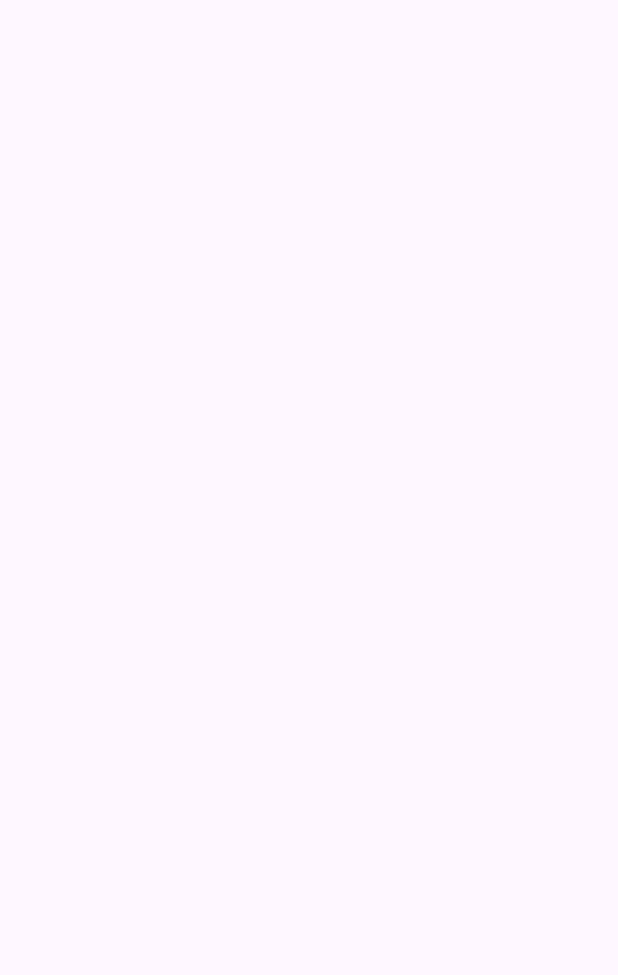
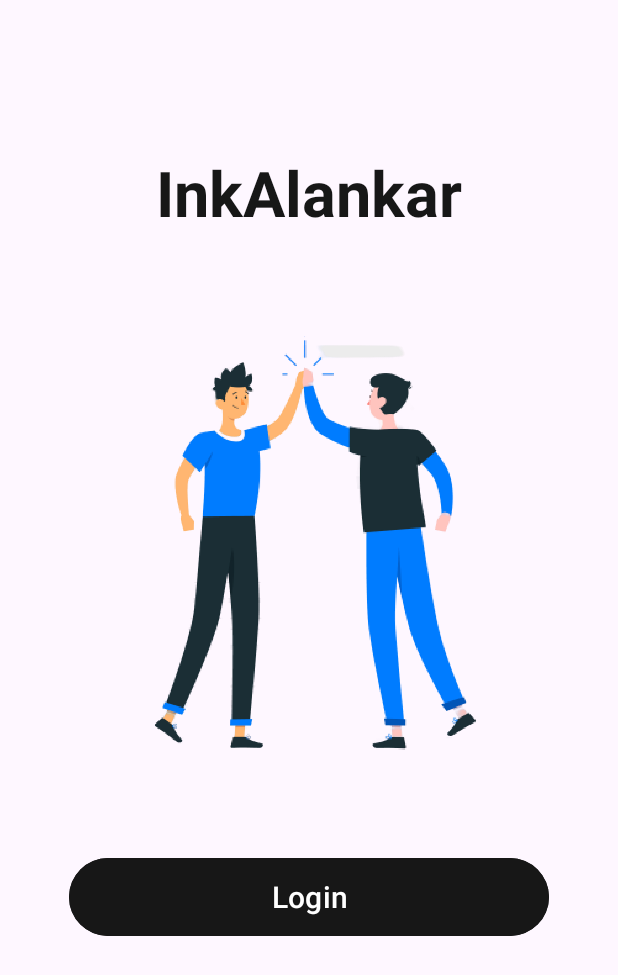
Before and after one commit to yashsharma0558/inkAlankar, an Android app: the screen it shows after launch (MainActivity), on a phone screen of 412 x 824 dp. Before the commit the part shown is empty. Shown: the top 975 px of the screen. Run offline under Robolectric (Android 15) with nearby library versions, the phone set to English and light mode, and no system bars; our stand-ins replace navigation-ui.

Commit message:
->Fixed Home Page

```diff
--- a/app/src/main/java/com/example/inkAlankar/MainActivity.kt
+++ b/app/src/main/java/com/example/inkAlankar/MainActivity.kt
@@ -18,7 +18,6 @@ class MainActivity : AppCompatActivity() {
 
     override fun onCreate(savedInstanceState: Bundle?) {
         super.onCreate(savedInstanceState)
-        setContentView(R.layout.activity_main)
         val binding = ActivityMainBinding.inflate(layoutInflater)
         setContentView(binding.root)
 //        var toolbar: Toolbar = findViewById(R.id.toolbar)
--- a/app/src/main/res/layout/activity_main.xml
+++ b/app/src/main/res/layout/activity_main.xml
@@ -1,21 +1,11 @@
-<FrameLayout xmlns:android="http://schemas.android.com/apk/res/android"
-    xmlns:tools="http://schemas.android.com/tools"
+<androidx.fragment.app.FragmentContainerView xmlns:android="http://schemas.android.com/apk/res/android"
     xmlns:app="http://schemas.android.com/apk/res-auto"
+    android:id="@+id/nav_host_fragment"
+    android:name="androidx.navigation.fragment.NavHostFragment"
     android:layout_width="match_parent"
     android:layout_height="match_parent"
-    tools:context=".MainActivity">
-
-    <androidx.fragment.app.FragmentContainerView
-        android:id="@+id/nav_host_fragment"
-        android:name="androidx.navigation.fragment.NavHostFragment"
-        android:layout_width="match_parent"
-        android:layout_height="match_parent"
-        app:defaultNavHost="true"
-        app:layout_constraintBottom_toBottomOf="parent"
-        app:layout_constraintEnd_toEndOf="parent"
-        app:layout_constraintStart_toStartOf="parent"
-        app:layout_constraintTop_toTopOf="parent"
-        app:navGraph="@navigation/nav_graph" />
+    app:defaultNavHost="true"
+    app:navGraph="@navigation/nav_graph">
 
 
-</FrameLayout>
+</androidx.fragment.app.FragmentContainerView>
--- a/app/src/main/res/layout/fragment_home.xml
+++ b/app/src/main/res/layout/fragment_home.xml
@@ -1,17 +1,28 @@
 <?xml version="1.0" encoding="utf-8"?>
-<FrameLayout xmlns:android="http://schemas.android.com/apk/res/android"
+<LinearLayout xmlns:android="http://schemas.android.com/apk/res/android"
     xmlns:app="http://schemas.android.com/apk/res-auto"
     xmlns:tools="http://schemas.android.com/tools"
     android:layout_width="match_parent"
     android:layout_height="match_parent"
+    android:orientation="vertical"
+    android:src="@drawable/onboarding"
     tools:context=".HomeFragment">
 
+    <TextView
+        android:id="@+id/textView"
+        android:layout_width="wrap_content"
+        android:layout_height="wrap_content"
+        android:layout_gravity="center"
+        android:text="InkAlankar"
+        android:layout_marginTop="100dp"
+        android:textColor="#171717"
+        android:textSize="42dp"
+        android:textStyle="bold" />
 
     <ImageView
         android:id="@+id/imageView2"
         android:layout_width="match_parent"
-        android:layout_height="match_parent"
-        android:layout_marginBottom="50dp"
+        android:layout_height="411dp"
         android:src="@drawable/onboarding" />
 
     <Button
@@ -20,20 +31,10 @@
         android:layout_height="60dp"
         android:layout_gravity="bottom|center"
         android:backgroundTint="#171717"
-        android:layout_marginBottom="150dp"
         android:text="Login"
         android:textSize="20dp" />
 
-    <TextView
-        android:id="@+id/textView"
-        android:layout_width="wrap_content"
-        android:layout_height="wrap_content"
-        android:layout_gravity="center"
-        android:layout_marginBottom="250dp"
-        android:text="InkAlankar"
-        android:textColor="#171717"
-        android:textSize="42dp"
-        android:textStyle="bold" />
 
 
-</FrameLayout>
+
+</LinearLayout>
```
